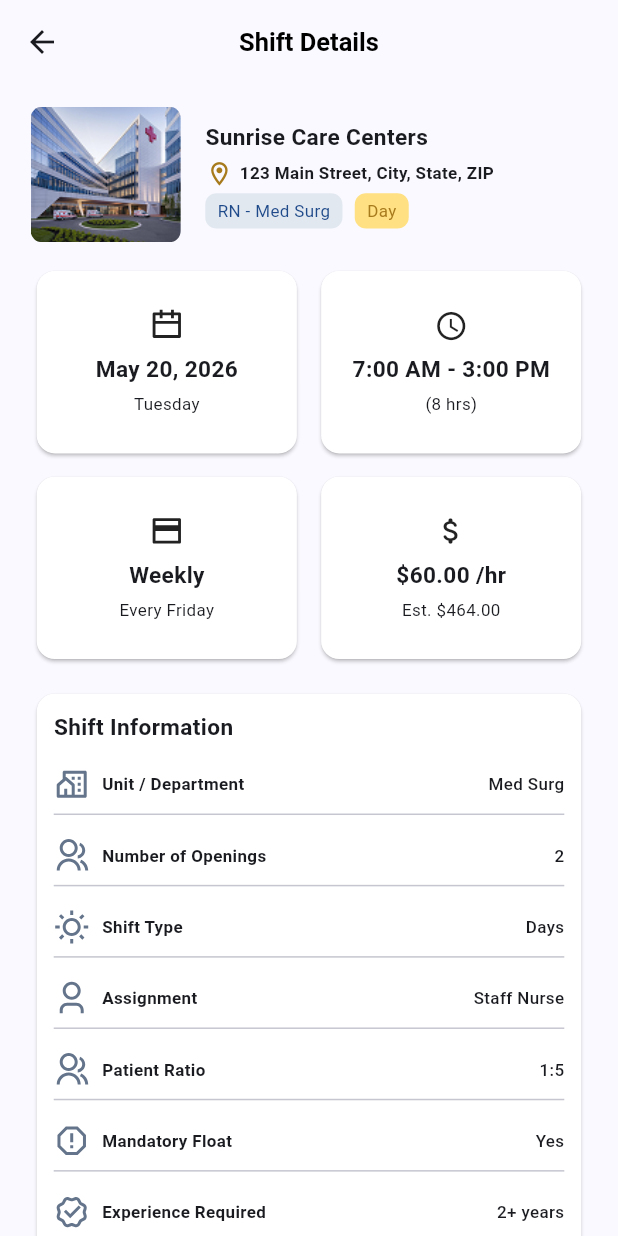
After one commit to rahimuj570/staffing_nursing_app, a Flutter app: the ShiftView screen opened directly, after a tap on "Sunrise Care Center", on a phone screen of 412 x 824 dp. The commit adds this screen. Run offline on Flutter 3.47's test engine with Material 3 defaults, Android fonts, the phone set to English and light mode, and no system bars; our stand-ins replace file_picker, flutter_screenutil, pinput, remixicon, table_calendar.

Commit message:
shift details remaining

```diff
--- a/lib/app/constants/app_assets.dart
+++ b/lib/app/constants/app_assets.dart
@@ -6,4 +6,5 @@ class AppAssets {
   static const String appBarLogo = 'assets/images/appbar_logo.png';
   static const String nurseDp = 'assets/images/nurse_dp.png';
   static const String hospitalImage = 'assets/images/hospital_image.png';
+  static const String demoMap = 'assets/images/demo_map.png';
 }
--- /dev/null
+++ b/lib/features/common_features/views/shift_details_view.dart
@@ -0,0 +1,373 @@
+import 'package:flutter/material.dart';
+import 'package:flutter_screenutil/flutter_screenutil.dart';
+import 'package:remixicon/remixicon.dart';
+import 'package:staffing/app/constants/app_assets.dart';
+import 'package:staffing/app/constants/app_colors.dart';
+import 'package:staffing/features/common_features/widgets/read_more_text_widget.dart';
+
+class ShiftDetailsView extends StatelessWidget {
+  const ShiftDetailsView({super.key});
+
+  @override
+  Widget build(BuildContext context) {
+    return Scaffold(
+      appBar: AppBar(title: Text('Shift Details')),
+      body: Padding(
+        padding: .symmetric(horizontal: 20.0.w),
+        child: SingleChildScrollView(
+          child: Column(
+            children: [
+              SizedBox(height: 16.h),
+              Row(
+                children: [
+                  Container(
+                    height: 96.h,
+                    decoration: BoxDecoration(
+                      borderRadius: BorderRadius.circular(8.r),
+                    ),
+                    child: ClipRRect(
+                      borderRadius: .circular(8.r),
+                      child: Image.asset(
+                        AppAssets.hospitalImage,
+                        fit: BoxFit.cover,
+                      ),
+                    ),
+                  ),
+                  SizedBox(width: 16.w),
+                  Expanded(
+                    child: Column(
+                      crossAxisAlignment: .start,
+                      children: [
+                        Text(
+                          'Sunrise Care Centers',
+                          style: TextStyle(fontSize: 16.sp, fontWeight: .w700),
+                        ),
+                        SizedBox(height: 4.h),
+                        Row(
+                          children: [
+                            Icon(
+                              Icons.location_on_outlined,
+                              color: AppColors.gold,
+                              size: 20.r,
+                            ),
+                            SizedBox(width: 4.w),
+                            Text(
+                              '123 Main Street, City, State, ZIP',
+                              style: TextStyle(
+                                fontSize: 12.sp,
+                                fontWeight: .w600,
+                              ),
+                            ),
+                          ],
+                        ),
+                        SizedBox(height: 4.h),
+                        Wrap(
+                          children: [
+                            Container(
+                              padding: .symmetric(
+                                horizontal: 8.w,
+                                vertical: 4.h,
+                              ),
+                              decoration: BoxDecoration(
+                                color: AppColors.greyLight,
+                                borderRadius: BorderRadius.circular(8.r),
+                              ),
+                              child: Text(
+                                'RN - Med Surg',
+                                style: TextStyle(
+                                  fontSize: 12.sp,
+                                  fontWeight: .w400,
+                                  color: AppColors.themeColorLight,
+                                ),
+                              ),
+                            ),
+                            SizedBox(width: 8.w),
+                            Container(
+                              padding: .symmetric(
+                                horizontal: 8.w,
+                                vertical: 4.h,
+                              ),
+                              decoration: BoxDecoration(
+                                color: Colors.amber.shade200,
+                                borderRadius: BorderRadius.circular(8.r),
+                              ),
+                              child: Text(
+                                'Day',
+                                style: TextStyle(
+                                  fontSize: 12.sp,
+                                  fontWeight: .w400,
+                                  color: AppColors.gold,
+                                ),
+                              ),
+                            ),
+                          ],
+                        ),
+                      ],
+                    ),
+                  ),
+                ],
+              ),
+              SizedBox(height: 16.h),
+              GridView.custom(
+                physics: NeverScrollableScrollPhysics(),
+                shrinkWrap: true,
+                gridDelegate: SliverGridDelegateWithFixedCrossAxisCount(
+                  childAspectRatio: 1.4,
+                  crossAxisCount: 2,
+                  mainAxisSpacing: 8.h,
+                  crossAxisSpacing: 8.w,
+                ),
+                childrenDelegate: SliverChildListDelegate([
+                  ShiftShortInfoCardWidget(
+                    icon: RemixIcons.calendar_line,
+                    title: 'May 20, 2026',
+                    subtitle: 'Tuesday',
+                  ),
+                  ShiftShortInfoCardWidget(
+                    icon: Icons.watch_later_outlined,
+                    title: '7:00 AM - 3:00 PM',
+                    subtitle: '(8 hrs)',
+                  ),
+                  ShiftShortInfoCardWidget(
+                    icon: RemixIcons.bank_card_2_line,
+                    title: 'Weekly',
+                    subtitle: 'Every Friday',
+                  ),
+                  ShiftShortInfoCardWidget(
+                    icon: Icons.attach_money_rounded,
+                    title: '\$60.00 /hr',
+                    subtitle: 'Est. \$464.00',
+                  ),
+                ]),
+              ),
+              SizedBox(height: 16.h),
+              Card(
+                color: Colors.white,
+                child: Padding(
+                  padding: .all(12.r),
+                  child: Column(
+                    crossAxisAlignment: .start,
+                    children: [
+                      Text(
+                        'Shift Information',
+                        style: TextStyle(fontSize: 16.sp, fontWeight: .w600),
+                      ),
+                      SizedBox(height: 16.h),
+                      ListView.custom(
+                        physics: NeverScrollableScrollPhysics(),
+                        shrinkWrap: true,
+                        childrenDelegate: SliverChildListDelegate.fixed([
+                          ShiftInformationTileWidget(
+                            icon: RemixIcons.community_line,
+                            title: 'Unit / Department',
+                            subtitle: 'Med Surg',
+                          ),
+                          ShiftInformationTileWidget(
+                            icon: RemixIcons.group_line,
+                            title: 'Number of Openings',
+                            subtitle: '2',
+                          ),
+                          ShiftInformationTileWidget(
+                            icon: RemixIcons.sun_line,
+                            title: 'Shift Type',
+                            subtitle: 'Days',
+                          ),
+                          ShiftInformationTileWidget(
+                            icon: RemixIcons.user_3_line,
+                            title: 'Assignment',
+                            subtitle: 'Staff Nurse',
+                          ),
+                          ShiftInformationTileWidget(
+                            icon: RemixIcons.group_line,
+                            title: 'Patient Ratio',
+                            subtitle: '1:5',
+                          ),
+                          ShiftInformationTileWidget(
+                            icon: RemixIcons.spam_2_line,
+                            title: 'Mandatory Float',
+                            subtitle: 'Yes',
+                          ),
+                          ShiftInformationTileWidget(
+                            icon: RemixIcons.verified_badge_line,
+                            title: 'Experience Required',
+                            subtitle: '2+ years',
+                          ),
+                          ShiftInformationTileWidget(
+                            icon: RemixIcons.t_shirt_line,
+                            title: 'Dress Code',
+                            subtitle: 'Navy Scrubs',
+                            hideDivider: true,
+                          ),
+                        ]),
+                      ),
+                    ],
+                  ),
+                ),
+              ),
+              SizedBox(height: 16.h),
+              Card(
+                color: Colors.white,
+                child: Padding(
+                  padding: .all(12.0.r),
+                  child: Column(
+                    crossAxisAlignment: .start,
+                    children: [
+                      Text(
+                        'Notes from Facility',
+                        style: TextStyle(fontSize: 16.sp, fontWeight: .w600),
+                      ),
+                      SizedBox(height: 12.h),
+                      ReadMoreTextWidget(
+                        text:
+                            'Lorem ipsum dolor sit amet consectetur. Quam in at tortor consectetur. Facilisi adipiscing tincidunt justo porta dui tincidunt malesuada.....Read more',
+                        trimLines: 2,
+                        textStyle: TextStyle(
+                          fontSize: 12.sp,
+                          color: const Color(
+                            0xFF6B7280,
+                          ), // Neutral slate body paragraph font color
+                          fontWeight: FontWeight.w400,
+                          height: 1.4,
+                        ),
+                        actionTextStyle: TextStyle(
+                          fontSize: 12.sp,
+                          color: const Color(
+                            0xFF0F2D5C,
+                          ), // Navy bold actionable hyperlink text color
+                          fontWeight: FontWeight.bold,
+                        ),
+                      ),
+                    ],
+                  ),
+                ),
+              ),
+              SizedBox(height: 16.h),
+              Card(
+                color: Colors.white,
+                child: Padding(
+                  padding: .all(12.r),
+                  child: Row(
+                    children: [
+                      Image.asset(AppAssets.demoMap),
+                      SizedBox(width: 8.w),
+                      Expanded(
+                        child: Column(
+                          children: [
+                            Row(
+                              children: [
+                                Icon(
+                                  Icons.location_on_outlined,
+                                  color: AppColors.gold,
+                                ),
+                                SizedBox(width: 4.w),
+                                Expanded(
+                                  child: Text(
+                                    '1234 Main St, New York, NY 10001',
+                                  ),
+                                ),
+                              ],
+                            ),
+                            SizedBox(height: 8.h),
+                            Row(
+                              children: [
+                                Icon(
+                                  Icons.car_repair_outlined,
+                                  color: AppColors.gold,
+                                ),
+                                SizedBox(width: 4.w),
+                                Expanded(
+                                  child: Text('8.2 miles away. 15 min drive'),
+                                ),
+                              ],
+                            ),
+                          ],
+                        ),
+                      ),
+                    ],
+                  ),
+                ),
+              ),
+              SizedBox(height: 32.h),
+            ],
+          ),
+        ),
+      ),
+    );
+  }
+}
+
+class ShiftInformationTileWidget extends StatelessWidget {
+  final IconData icon;
+  final String title;
+  final String subtitle;
+  final bool hideDivider;
+  const ShiftInformationTileWidget({
+    super.key,
+    required this.icon,
+    required this.title,
+    required this.subtitle,
+    this.hideDivider = false,
+  });
+
+  @override
+  Widget build(BuildContext context) {
+    return Column(
+      children: [
+        Row(
+          children: [
+            Icon(icon, color: AppColors.greyColor),
+            SizedBox(width: 8.w),
+            Text(
+              title,
+              style: TextStyle(fontSize: 12.sp, fontWeight: .w600),
+            ),
+            Spacer(),
+            Text(
+              subtitle,
+              style: TextStyle(fontSize: 12.sp, fontWeight: .w500),
+            ),
+          ],
+        ),
+        if (hideDivider == false) Divider(),
+        if (hideDivider == false) SizedBox(height: 8.h),
+      ],
+    );
+  }
+}
+
+class ShiftShortInfoCardWidget extends StatelessWidget {
+  final IconData icon;
+  final String title;
+  final String subtitle;
+  const ShiftShortInfoCardWidget({
+    super.key,
+    required this.icon,
+    required this.title,
+    required this.subtitle,
+  });
+
+  @override
+  Widget build(BuildContext context) {
+    return Card(
+      color: Colors.white,
+      child: Center(
+        child: Column(
+          mainAxisAlignment: .center,
+          children: [
+            Icon(icon, size: 24.r),
+            SizedBox(height: 8.h),
+            Text(
+              title,
+              style: TextStyle(fontSize: 16.sp, fontWeight: .w600),
+            ),
+            SizedBox(height: 4.h),
+            Text(
+              subtitle,
+              style: TextStyle(fontSize: 12.sp, fontWeight: .w400),
+            ),
+          ],
+        ),
+      ),
+    );
+  }
+}
--- /dev/null
+++ b/lib/features/common_features/widgets/read_more_text_widget.dart
@@ -0,0 +1,93 @@
+import 'package:flutter/gestures.dart';
+import 'package:flutter/material.dart';
+
+class ReadMoreTextWidget extends StatefulWidget {
+  final String text;
+  final int trimLines;
+  final TextStyle textStyle;
+  final TextStyle actionTextStyle;
+
+  const ReadMoreTextWidget({
+    super.key,
+    required this.text,
+    this.trimLines = 2, // Matches the 2-line standard layout from the mockup
+    required this.textStyle,
+    this.actionTextStyle = const TextStyle(
+      fontSize: 12,
+      color: Color(0xFF0F2D5C), // Navy bold actionable hyperlink text color
+      fontWeight: FontWeight.bold,
+    ),
+  });
+
+  @override
+  State<ReadMoreTextWidget> createState() => _ReadMoreTextWidgetState();
+}
+
+class _ReadMoreTextWidgetState extends State<ReadMoreTextWidget> {
+  bool _isExpanded = false;
+
+  @override
+  Widget build(BuildContext context) {
+    // 1. Set up text triggers matching your layout design precisely
+    final String linkText = _isExpanded ? ' Show less' : 'Read more';
+    final String collapseEllipsis = _isExpanded ? '' : '.....';
+
+    return LayoutBuilder(
+      builder: (context, constraints) {
+        final double maxWidth = constraints.maxWidth;
+
+        // 2. Use TextPainter to calculate if text physically overflows the layout constraints
+        final TextSpan textSpan = TextSpan(
+          text: widget.text,
+          style: widget.textStyle,
+        );
+        final TextPainter textPainter = TextPainter(
+          text: textSpan,
+          textDirection: TextDirection.ltr,
+          maxLines: widget.trimLines,
+        )..layout(maxWidth: maxWidth);
+
+        // If the text fits completely within the line limit, render it simply without actions
+        if (!textPainter.didExceedMaxLines) {
+          return Text(widget.text, style: widget.textStyle);
+        }
+
+        // 3. Find the exact character index position to truncate the string cleanly
+        final int position = textPainter
+            .getPositionForOffset(Offset(maxWidth, textPainter.height))
+            .offset;
+
+        // Calculate a safe substring length leaving enough room for our custom ellipsis + action link text
+        final int endPosition =
+            (position - (linkText.length + collapseEllipsis.length + 4)).clamp(
+              0,
+              widget.text.length,
+            );
+
+        final String adjustedText = _isExpanded
+            ? widget.text
+            : widget.text.substring(0, endPosition).trim();
+
+        return Text.rich(
+          TextSpan(
+            children: [
+              TextSpan(text: adjustedText, style: widget.textStyle),
+              if (!_isExpanded)
+                TextSpan(text: collapseEllipsis, style: widget.textStyle),
+              TextSpan(
+                text: linkText,
+                style: widget.actionTextStyle,
+                recognizer: TapGestureRecognizer()
+                  ..onTap = () {
+                    setState(() {
+                      _isExpanded = !_isExpanded;
+                    });
+                  },
+              ),
+            ],
+          ),
+        );
+      },
+    );
+  }
+}
--- a/lib/features/shift_features/views/shift_view.dart
+++ b/lib/features/shift_features/views/shift_view.dart
@@ -4,6 +4,7 @@ import 'package:remixicon/remixicon.dart';
 import 'package:staffing/app/constants/app_assets.dart';
 import 'package:staffing/app/constants/app_colors.dart';
 import 'package:staffing/app/extensions/route.dart';
+import 'package:staffing/features/common_features/views/shift_details_view.dart';
 import 'package:staffing/features/common_features/widgets/custom_app_bar_widget.dart';
 import 'package:staffing/features/common_features/widgets/custom_text_field_widget.dart';
 import 'package:staffing/features/common_features/widgets/shift_card_widget.dart';
@@ -57,7 +58,9 @@ class ShiftView extends StatelessWidget {
               child: ListView.separated(
                 separatorBuilder: (context, index) => SizedBox(height: 10.h),
                 itemCount: 10,
-                itemBuilder: (context, index) => ShiftCardWidget(
+                itemBuilder: (context, index) => GestureDetector(
+                  onTap: () => context.push(ShiftDetailsView()),
+                  child: ShiftCardWidget(
                     title: 'Sunrise Care Center',
                     location: 'Atlanta, GA',
                     date: 'May 20, 2026',
@@ -68,6 +71,7 @@ class ShiftView extends StatelessWidget {
                   ),
                 ),
               ),
+            ),
           ],
         ),
       ),
```
Also changed, not shown: assets/images/demo_map.png (added). Lines whose indentation alone changed are shown as unchanged.
